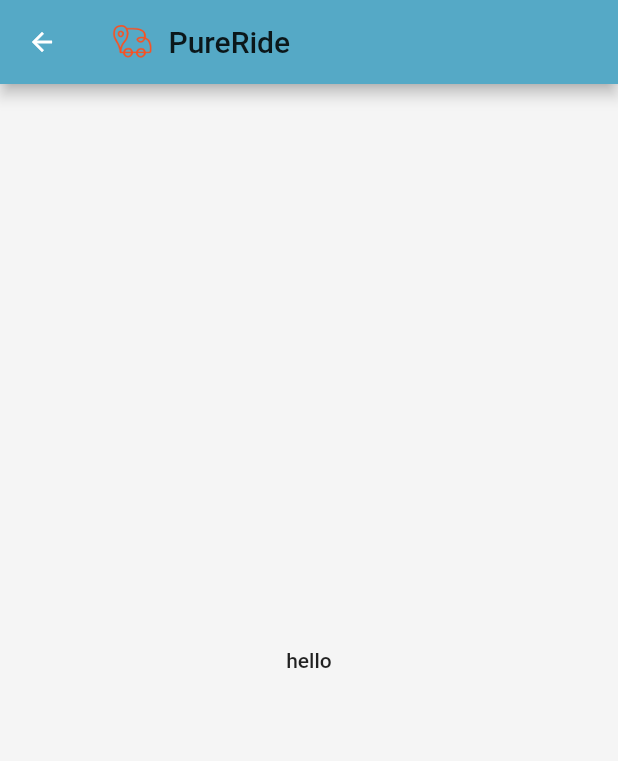
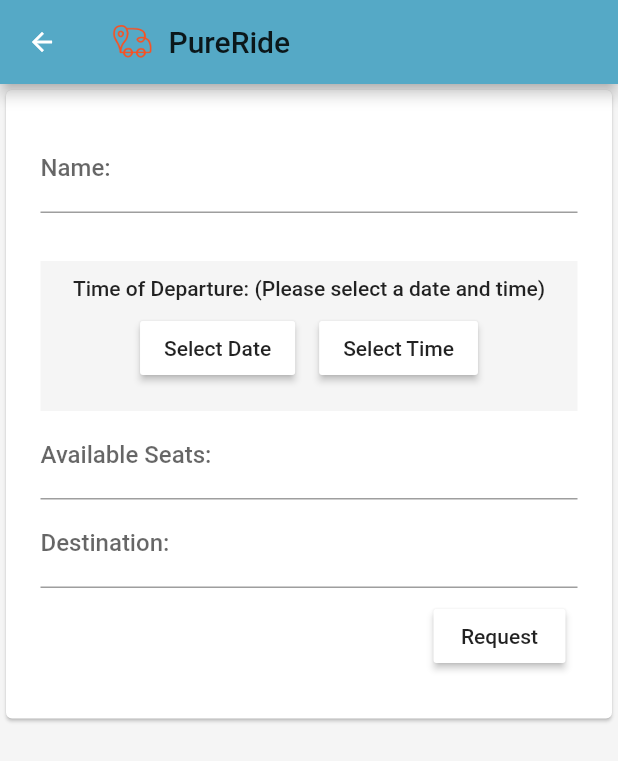
Before and after one commit to boris1022chan/Pureride, a Flutter app: the RequestScreen screen opened directly, on a phone screen of 412 x 824 dp. Shown: the top 761 px of the screen. Run offline on Flutter 3.47's test engine with Material 2 defaults, Android fonts, the phone set to English and light mode, and no system bars; our stand-ins replace firebase_auth, google_sign_in; accounts and stored records are empty.

Commit message:
Added fields to the request popup

```diff
--- a/lib/ui/screens/request.dart
+++ b/lib/ui/screens/request.dart
@@ -1,12 +1,168 @@
+import 'dart:math';
+import 'dart:typed_data';
+import 'package:intl/intl.dart';
+import 'package:flutter/services.dart';
 import 'package:flutter/material.dart';
 import 'package:pureride/ui/widgets/AppBarTitle.dart';
 
+final key = new GlobalKey<_DepartTextState>();
+
+class DepartText extends StatefulWidget {
+  DepartText({ Key key }) : super(key: key);
+  @override
+  _DepartTextState createState() => new _DepartTextState();
+}
+
+class _DepartTextState extends State<DepartText> {
+  TimeOfDay _time = new TimeOfDay.now();
+  DateTime _date = DateTime.now();
+  String _departText = "(Please select a date and time)";
+  TimeOfDay get departTime => _time;
+  DateTime get departDate => _date;
+
+  @override
+  void initState() {
+    super.initState();
+  }
+
+  @override
+  Widget build(BuildContext context) {
+    return new Scaffold(
+      body: new Center(
+        child: new Column(
+          mainAxisAlignment: MainAxisAlignment.center,
+          children: <Widget>[
+            Align(
+              alignment: Alignment.center,
+              child: Container(
+                child: Text(
+                  "Time of Departure: " + _departText,
+                ),
+              )
+            ),
+            Row(
+              mainAxisAlignment: MainAxisAlignment.center,
+              children: <Widget>[
+                Padding(
+                  padding: const EdgeInsets.all(8.0),
+                  child: new RaisedButton(
+                    child: new Text('Select Date'),
+                    onPressed: (){_selectDate(context);},
+                  ),
+                ),
+                Padding(
+                  padding: const EdgeInsets.all(8.0),
+                  child: new RaisedButton(
+                    child: new Text('Select Time'),
+                    onPressed: (){_selectTime(context);},
+                  ),
+                ),
+            ],)
+          ],
+        )
+      )
+    );
+  }
+
+  Future<Null> _selectDate(BuildContext context) async {
+    final DateTime picked = await showDatePicker(
+      context: context,
+      initialDate: _date,
+      firstDate: DateTime(2015, 8),
+      lastDate: DateTime(2101)
+    );
+    if(picked != null && picked != _date){
+      _date = picked;
+      setState(() {
+        _departText = "${new DateFormat('yyyy-MM-dd').format(_date)}, ${MaterialLocalizations.of(context).formatTimeOfDay(_time)}";
+      });
+    }
+  }
+
+  Future<Null> _selectTime(BuildContext context) async {
+    final TimeOfDay picked = await showTimePicker(
+      context: context,
+      initialTime: _time
+    );
+    if(picked != null && picked != _time){
+      _time = picked;
+      setState(() {
+        _departText = "${new DateFormat('yyyy-MM-dd').format(_date)}, ${MaterialLocalizations.of(context).formatTimeOfDay(_time)}";
+      });
+    }
+  }
+}
+
 class RequestScreen extends StatelessWidget {
+  static GlobalKey<FormState> formKey = new GlobalKey<FormState>();
+  String _name, _destination;
+  int _seatsAvailale;
   @override
   Widget build(BuildContext context) {
     return Scaffold(
       appBar: AppBar(title: AppBarTitle(),),
-      body: Center(child: Text("hello"),),
+      body: Card(
+        child: Padding(padding: EdgeInsets.all(8.0),
+        child: Form(
+          key: formKey,
+          child: ListView(
+            shrinkWrap: true,
+            padding: EdgeInsets.all(15.0),
+            children: <Widget>[
+              Center(
+                child: Column(
+                mainAxisSize: MainAxisSize.min,
+                children: <Widget>[
+                  TextFormField(
+                    decoration: InputDecoration(
+                      labelText: 'Name:'
+                    ),
+                    //validator: (input) => !input.contains('@') ? 'Not a valid Name.',
+                    onSaved: (input) => _name = input,
+                  ),
+                  new Text('\n'),
+                  Container(
+                    height: 100,
+                    child: new DepartText()
+                  ),
+                  TextFormField(
+                    inputFormatters: [WhitelistingTextInputFormatter.digitsOnly],
+                    decoration: InputDecoration(
+                      labelText: 'Available Seats:'
+                    ),
+                    //validator: (input) => !input.contains('@') ? 'Not a valid Name.',
+                    onSaved: (input) => _seatsAvailale = int.parse(input),
+                  ),
+                  TextFormField(
+                    decoration: InputDecoration(
+                      labelText: 'Destination:'
+                    ),
+                    //validator: (input) => !input.contains('@') ? 'Not a valid Name.',
+                    onSaved: (input) => _destination = input,
+                  ),
+                  Row(
+                    mainAxisAlignment: MainAxisAlignment.end,
+                    children: <Widget> [
+                      Padding(
+                        padding: const EdgeInsets.all(8.0),
+                        child: RaisedButton(
+                          onPressed: () => _submit(key.currentState.departDate, key.currentState.departTime),
+                          child: Text('Request'),
+                        ),
+                      )
+                    ],
+                  ),
+                ],
+              ),
+              )
+            ],
+          )
+        ))
+      ),
     );
   }
+
+  void _submit(DateTime departDate, TimeOfDay departTime) {
+    // TODO: Firestore writing
+  }
 }
```
